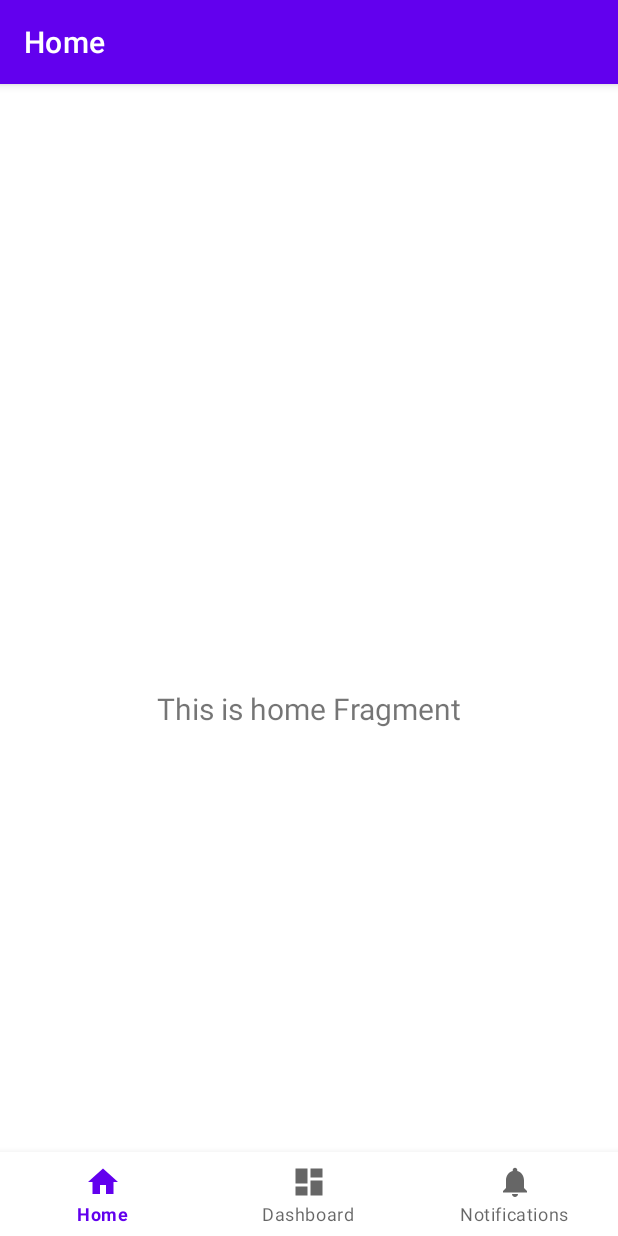
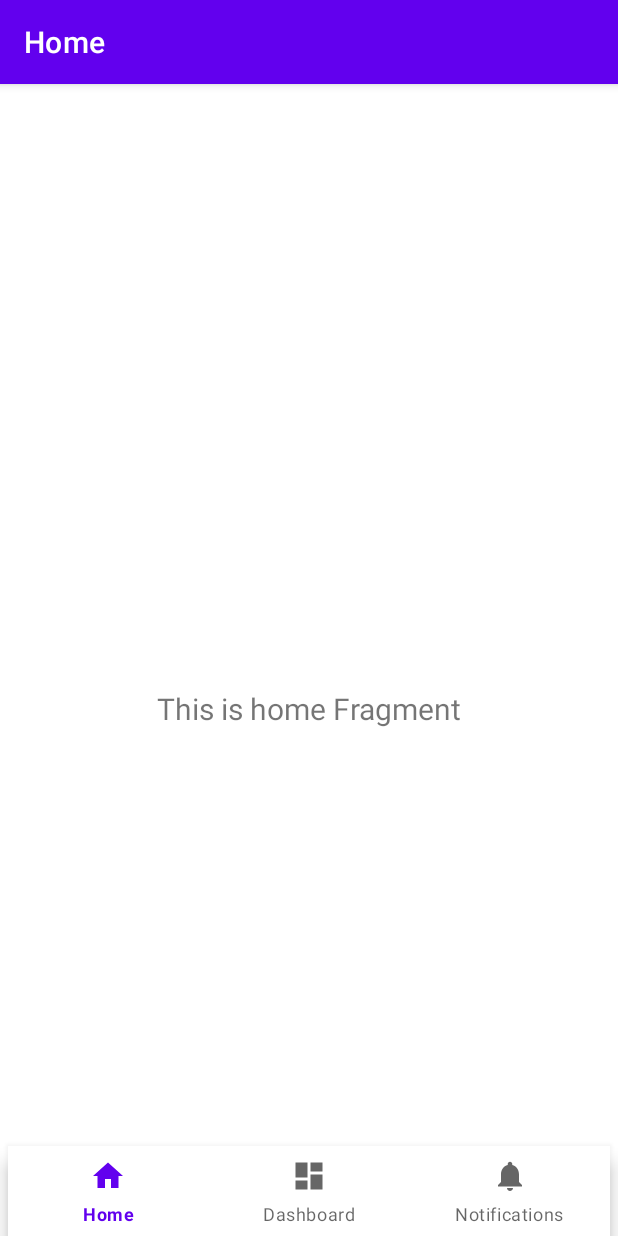
Before and after one commit to ProdigyProjects/Academic_Tracker_App, an Android app: the screen it shows after launch (MainActivity), on a phone screen of 412 x 824 dp. Run offline under Robolectric (Android 15) with nearby library versions, the phone set to English and light mode, and no system bars; our stand-ins replace navigation-ui.

Commit message:
added knew branch

```diff
--- a/app/src/main/res/layout/activity_main.xml
+++ b/app/src/main/res/layout/activity_main.xml
@@ -1,6 +1,7 @@
 <?xml version="1.0" encoding="utf-8"?>
 <androidx.constraintlayout.widget.ConstraintLayout xmlns:android="http://schemas.android.com/apk/res/android"
     xmlns:app="http://schemas.android.com/apk/res-auto"
+    xmlns:tools="http://schemas.android.com/tools"
     android:id="@+id/container"
     android:layout_width="match_parent"
     android:layout_height="match_parent"
@@ -8,10 +9,8 @@
 
     <com.google.android.material.bottomnavigation.BottomNavigationView
         android:id="@+id/nav_view"
-        android:layout_width="0dp"
-        android:layout_height="wrap_content"
-        android:layout_marginStart="0dp"
-        android:layout_marginEnd="0dp"
+        android:layout_width="401dp"
+        android:layout_height="60dp"
         android:background="?android:attr/windowBackground"
         app:layout_constraintBottom_toBottomOf="parent"
         app:layout_constraintLeft_toLeftOf="parent"
```
